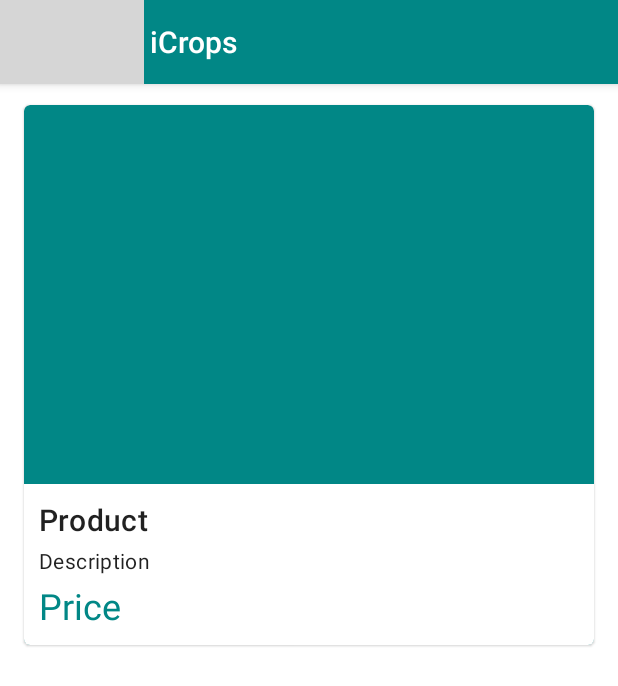
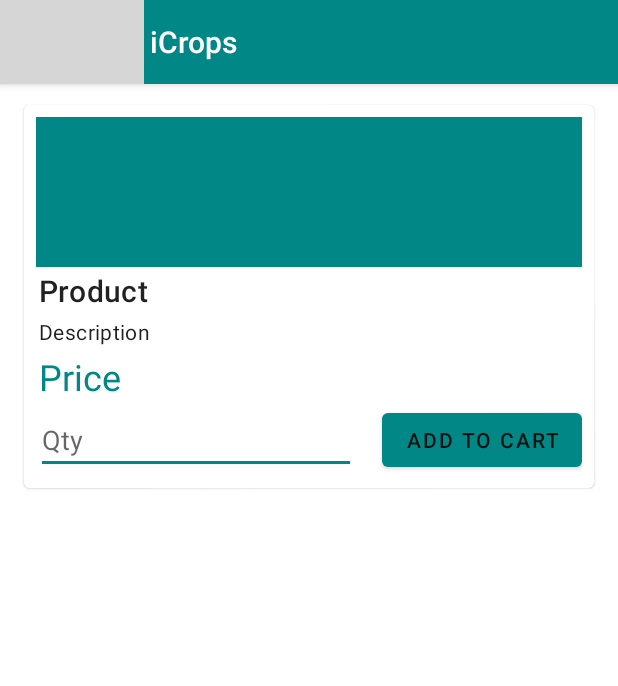
Before and after one commit to deshanshehntha/iCropsApplication, an Android app: the fragment ViewProductFragment shown on its own in the app's theme, on a phone screen of 412 x 824 dp. Shown: the top 686 px of the screen. Run offline under Robolectric (Android 15) with nearby library versions, the phone set to English and light mode, and no system bars; our stand-ins replace Volley; network calls fail; grey boxes are pictures that could not be loaded.

Commit message:
view product changes

```diff
--- a/serviceui/app/src/main/java/com/example/service_ui/ProductCardViewHolder.java
+++ b/serviceui/app/src/main/java/com/example/service_ui/ProductCardViewHolder.java
@@ -40,8 +40,8 @@ public class ProductCardViewHolder extends RecyclerView.ViewHolder {
                                 .beginTransaction()
                                 .replace(R.id.container, viewProductFragment);
 
-                if (false) {
-                    transaction.addToBackStack(null);
+                if (true) {
+                    transaction.addToBackStack("productView");
                 }
 
                 transaction.commit();
--- a/serviceui/app/src/main/res/layout/fragment_product.xml
+++ b/serviceui/app/src/main/res/layout/fragment_product.xml
@@ -26,9 +26,11 @@
         android:layout_width="wrap_content"
         android:layout_height="wrap_content"
         android:layout_gravity="end|bottom"
-        android:src="@drawable/ic_launcher_background"
+        android:layout_margin="16dp"
+        app:tint="@null"
         android:contentDescription="Submit"
-        android:layout_margin="16dp" />
+        app:maxImageSize="32dp"
+        android:src="@mipmap/empty_cart_round" />
 
     <androidx.core.widget.NestedScrollView
         android:layout_width="match_parent"
--- a/serviceui/app/src/main/res/layout/fragment_view_product.xml
+++ b/serviceui/app/src/main/res/layout/fragment_view_product.xml
@@ -21,6 +21,10 @@
             tools:visibility="visible" />
     </com.google.android.material.appbar.AppBarLayout>
 
+    <ScrollView
+        android:layout_width="match_parent"
+        android:layout_height="wrap_content">
+
         <com.google.android.material.card.MaterialCardView
             android:layout_width="match_parent"
             android:layout_height="360dp"
@@ -28,7 +32,7 @@
             android:layout_marginTop="70dp"
             android:layout_marginRight="16dp"
             android:layout_marginBottom="16dp"
-        app:cardBackgroundColor="?attr/colorPrimaryDark"
+            app:cardBackgroundColor="@color/white"
             app:cardCornerRadius="4dp">
 
             <LinearLayout
@@ -42,7 +46,7 @@
                 <com.android.volley.toolbox.NetworkImageView
                     android:id="@+id/product_image"
                     android:layout_width="match_parent"
-                android:layout_height="match_parent"
+                    android:layout_height="100dp"
                     android:background="?attr/colorPrimaryDark"
                     android:scaleType="centerCrop" />
 
@@ -72,7 +76,38 @@
                     android:textColor="@color/teal_700"
                     android:textFontWeight="10" />
 
+                <androidx.constraintlayout.widget.ConstraintLayout
+                    android:layout_width="match_parent"
+                    android:layout_height="match_parent">
+
+                    <EditText
+                        android:id="@+id/product_quantity_view"
+                        android:layout_width="wrap_content"
+                        android:layout_height="wrap_content"
+                        android:ems="10"
+                        android:inputType="numberSigned"
+                        app:layout_constraintBottom_toBottomOf="parent"
+                        app:layout_constraintStart_toStartOf="parent"
+                        app:layout_constraintTop_toTopOf="parent"
+                        android:hint="Qty"
+                        />
+
+                    <Button
+                        android:id="@+id/add_to_cart"
+                        style="@style/Widget.Crops.Button"
+                        android:layout_width="wrap_content"
+                        android:layout_height="wrap_content"
+                        android:text="Add to Cart"
+                        app:layout_constraintBottom_toBottomOf="parent"
+                        app:layout_constraintEnd_toEndOf="parent"
+                        app:layout_constraintStart_toEndOf="@+id/editTextNumberSigned"
+                        app:layout_constraintTop_toTopOf="parent" />
+                </androidx.constraintlayout.widget.ConstraintLayout>
+
+
             </LinearLayout>
         </com.google.android.material.card.MaterialCardView>
 
+    </ScrollView>
+
 </FrameLayout>
```
Also changed, not shown: serviceui/app/src/main/java/com/example/service_ui/ViewProductFragment.java (+30 -2 lines), serviceui/app/src/main/java/com/example/service_ui/model/OrderLine.java (added, +22 -0 lines), serviceui/app/src/main/res/layout/fragment_login.xml (+4 -4 lines), serviceui/app/src/main/res/values/styles.xml (+5 -5 lines). Lines whose indentation alone changed are shown as unchanged.
